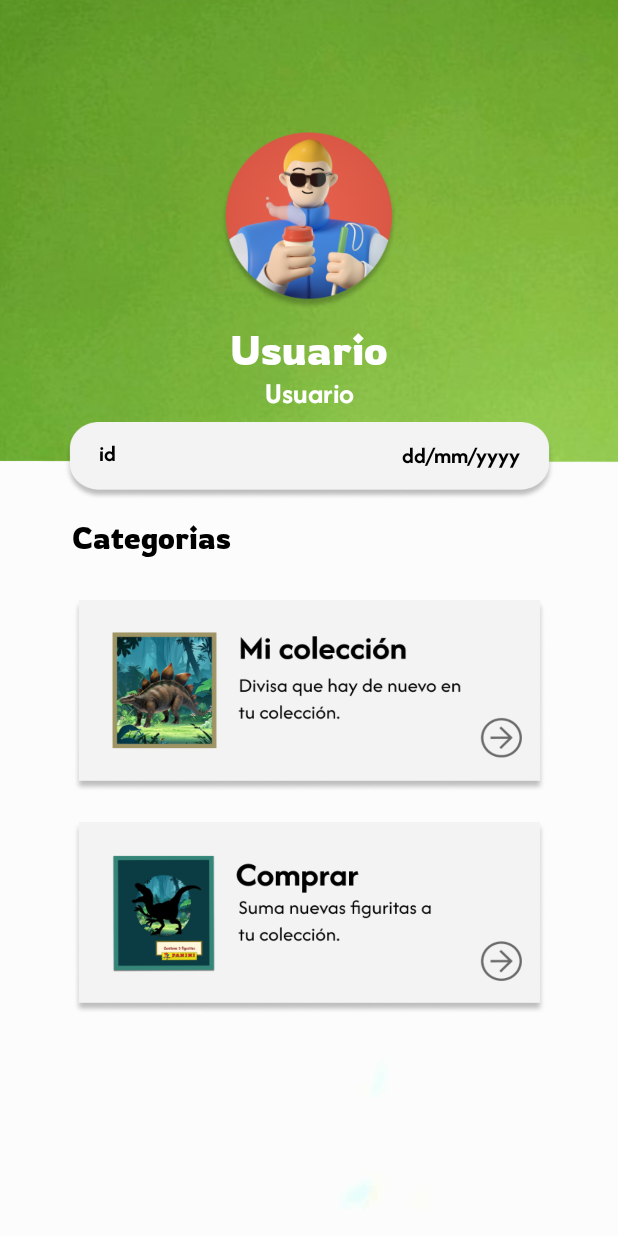
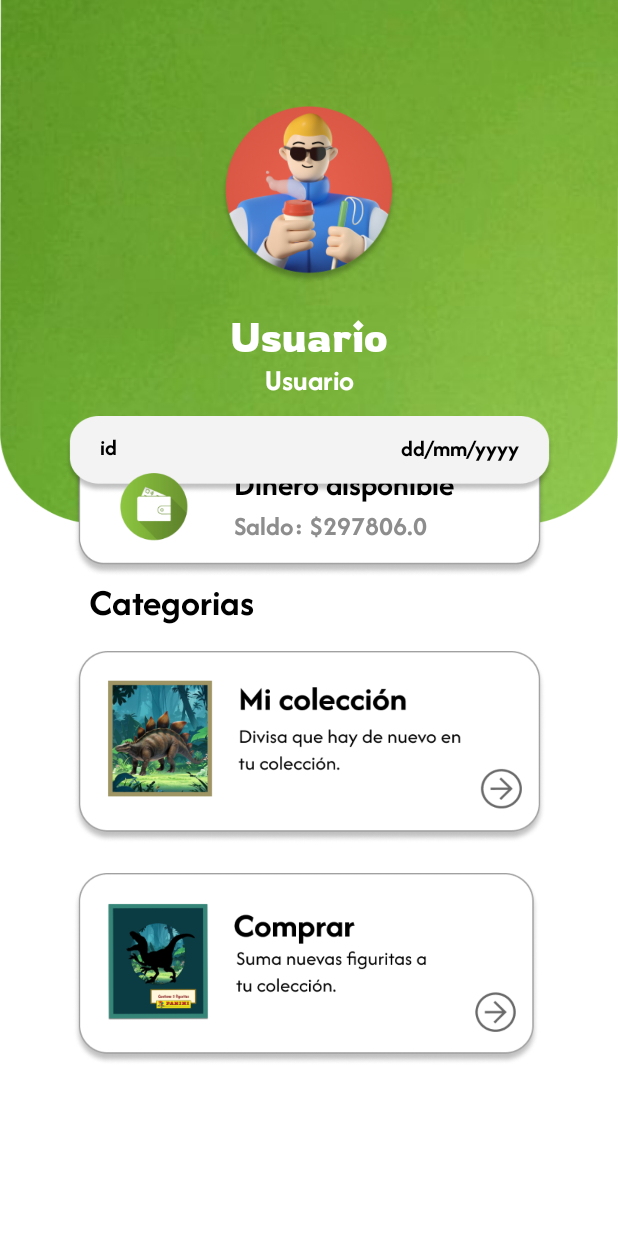
Before and after one commit to RocioDanielaVera/MyDinoStickersCollection2-PM, an Android app: the layout activity_home.xml on its own in the app's theme, with its tools: preview values and no code run, on a phone screen of 412 x 824 dp. Run offline under Robolectric (Android 15) with nearby library versions, the light colour scheme and no system bars.

Commit message:
Actualizacion en el layout activity home para mostrar el saldo actual correctamente

```diff
--- a/app/src/main/java/com/example/mydinostickerscollection2/HomeActivity.kt
+++ b/app/src/main/java/com/example/mydinostickerscollection2/HomeActivity.kt
@@ -22,8 +22,9 @@ class HomeActivity : AppCompatActivity() {
     }
     fun initUserInformation(usuario: User?){
         binding.tvUsername.text = buildString { append("Hola, ${usuario?.nickName}" ) }
-        binding.tvUserid.text = buildString { append("$${usuario?.money}") }
+        binding.tvUserid.text = buildString { append("${usuario?.id}") }
         binding.tvUserdate.text = buildString { append(usuario?.createdDate) }
+        binding.tvUserMoney.text = buildString { append("Saldo: $ ${usuario?.money}") }
         binding.tvFullname.text = buildString { append("${usuario?.name} ${usuario?.surname}") }
     }
 
--- a/app/src/main/java/com/example/mydinostickerscollection2/repositories/StickersRepository.kt
+++ b/app/src/main/java/com/example/mydinostickerscollection2/repositories/StickersRepository.kt
@@ -357,8 +357,5 @@ object StickersRepository {
         }while (position != totalFiguritas)
         return stickerPack
     }
-    fun getTotalPrice(total:Int):Double{
-        val list = getRandomPackOfStickersByTotal(total)
-        return 1000.0 * (list.size / 5)
-    }
+
 }
--- a/app/src/main/res/layout/activity_home.xml
+++ b/app/src/main/res/layout/activity_home.xml
@@ -5,21 +5,33 @@
     android:id="@+id/main"
     android:layout_width="match_parent"
     android:layout_height="match_parent"
-    android:background="@drawable/bkg_home_activity"
+    android:background="@color/white"
     tools:context=".HomeActivity">
 
     <ImageView
+        android:id="@+id/imageView5"
+        android:layout_width="match_parent"
+        android:layout_height="350dp"
+        android:background="@drawable/bkg_user_header"
+
+        app:layout_constraintEnd_toEndOf="parent"
+        app:layout_constraintHorizontal_bias="0.0"
+        app:layout_constraintStart_toStartOf="parent"
+        app:layout_constraintTop_toTopOf="parent" />
+
+    <ImageView
         android:id="@+id/bkg_userphoto"
-        android:layout_width="150dp"
+        android:layout_width="130dp"
         android:layout_height="119dp"
-        android:layout_marginBottom="1dp"
+        android:layout_marginBottom="10dp"
         app:layout_constraintBottom_toTopOf="@+id/tv_username"
         app:layout_constraintEnd_toEndOf="parent"
         app:layout_constraintHorizontal_bias="0.498"
         app:layout_constraintStart_toStartOf="parent"
-        app:layout_constraintTop_toTopOf="parent"
+        app:layout_constraintTop_toTopOf="@+id/guideline8"
         app:layout_constraintVertical_chainStyle="packed"
-        app:srcCompat="@drawable/img_user_default" />
+        app:srcCompat="@drawable/img_user_default"
+        tools:ignore="ContentDescription" />
 
     <TextView
         android:id="@+id/tv_username"
@@ -33,38 +45,38 @@
         app:layout_constraintBottom_toTopOf="@+id/tv_fullname"
         app:layout_constraintEnd_toEndOf="parent"
         app:layout_constraintStart_toStartOf="parent"
-        app:layout_constraintTop_toBottomOf="@+id/bkg_userphoto" />
+        app:layout_constraintTop_toBottomOf="@+id/bkg_userphoto"
+        tools:ignore="TextSizeCheck,TextContrastCheck" />
 
     <TextView
         android:id="@+id/tv_fullname"
         android:layout_width="217dp"
         android:layout_height="28dp"
+
         android:fontFamily="@font/afacad_bold"
-        android:layout_marginBottom="5dp"
         android:gravity="center"
+        android:text="@string/usuario"
         android:textColor="@color/white"
         android:textSize="20sp"
-        android:text="@string/usuario"
         app:layout_constraintBottom_toTopOf="@+id/iv_bkg_date"
         app:layout_constraintEnd_toEndOf="parent"
         app:layout_constraintStart_toStartOf="parent"
-        app:layout_constraintTop_toBottomOf="@+id/tv_username" />
+        app:layout_constraintTop_toBottomOf="@+id/tv_username"
+        tools:ignore="TextSizeCheck,TextContrastCheck" />
 
     <TextView
         android:id="@+id/tv_category"
         android:layout_width="150dp"
         android:layout_height="33dp"
-        android:layout_marginTop="8dp"
-        android:layout_marginBottom="25dp"
-        android:fontFamily="@font/rowdies_regular"
+        android:layout_marginBottom="16dp"
+        android:fontFamily="@font/afacad_bold"
         android:text="@string/categorias1"
         android:textColor="@color/black"
-        android:textSize="20sp"
+        android:textSize="25sp"
         app:layout_constraintBottom_toTopOf="@+id/button_collection"
         app:layout_constraintEnd_toEndOf="parent"
-        app:layout_constraintHorizontal_bias="0.183"
+        app:layout_constraintHorizontal_bias="0.226"
         app:layout_constraintStart_toStartOf="parent"
-        app:layout_constraintTop_toBottomOf="@+id/iv_bkg_date"
         tools:ignore="TextSizeCheck" />
 
     <androidx.appcompat.widget.AppCompatButton
@@ -72,40 +84,84 @@
         android:layout_width="315dp"
         android:layout_height="128dp"
         android:layout_marginBottom="20dp"
-        android:background="@drawable/bkg_button_mycollection"
+        android:background="@drawable/bkg_button_collection"
         app:layout_constraintBottom_toTopOf="@+id/btn_purchase"
         app:layout_constraintEnd_toEndOf="parent"
+
         app:layout_constraintStart_toStartOf="parent"
-        app:layout_constraintTop_toBottomOf="@+id/tv_category"
         tools:ignore="SpeakableTextPresentCheck" />
+
+    <ImageView
+        android:id="@+id/imageView7"
+        android:layout_width="315dp"
+        android:layout_height="85dp"
+        android:background="@drawable/bkg_user_money_tab"
+        app:layout_constraintBottom_toTopOf="@+id/tv_category"
+        app:layout_constraintEnd_toEndOf="parent"
+        app:layout_constraintStart_toStartOf="parent"
+        app:layout_constraintTop_toBottomOf="@+id/imageView5"
+        app:layout_constraintVertical_bias="1.0"
+        tools:ignore="ContentDescription" />
+
+    <TextView
+        android:id="@+id/textView000"
+        android:layout_width="180dp"
+        android:layout_height="30dp"
+        android:layout_marginEnd="28dp"
+        android:fontFamily="@font/afacad_bold"
+        android:text="@string/dinero_disponible"
+        android:textColor="@color/black"
+        android:textSize="21sp"
+        app:layout_constraintBottom_toTopOf="@+id/tv_user_money"
+        app:layout_constraintEnd_toEndOf="@+id/imageView7"
+        app:layout_constraintTop_toTopOf="@+id/imageView7"
+        app:layout_constraintVertical_bias="1.0"
+        tools:ignore="TextSizeCheck,VisualLintOverlap" />
+
+    <TextView
+        android:id="@+id/tv_user_money"
+        android:layout_width="180dp"
+        android:layout_height="30dp"
+        android:layout_marginEnd="28dp"
+        android:layout_marginBottom="16dp"
+        android:fontFamily="@font/afacad_bold"
+        android:textColor="#8E8D8D"
+        android:textSize="18sp"
+        app:layout_constraintBottom_toBottomOf="@+id/imageView7"
+        app:layout_constraintEnd_toEndOf="@+id/imageView7"
+        app:layout_constraintHorizontal_bias="1.0"
+        app:layout_constraintStart_toEndOf="@+id/imageView6"
+        tools:text="Saldo: $297806.0" />
 
     <androidx.appcompat.widget.AppCompatButton
         android:id="@+id/btn_purchase"
         android:layout_width="315dp"
         android:layout_height="128dp"
-        android:layout_marginBottom="60dp"
-        android:background="@drawable/bkg_button_buy"
-        app:layout_constraintBottom_toBottomOf="parent"
+        android:layout_marginBottom="40dp"
+
+        android:background="@drawable/bkg_button_purchase"
+
+        app:layout_constraintBottom_toTopOf="@+id/guideline5"
         app:layout_constraintEnd_toEndOf="parent"
         app:layout_constraintStart_toStartOf="parent"
-        app:layout_constraintTop_toBottomOf="@+id/button_collection"
         tools:ignore="SpeakableTextPresentCheck" />
-
 
     <ImageView
         android:id="@+id/iv_bkg_date"
         android:layout_width="327dp"
         android:layout_height="52dp"
+        android:layout_marginTop="10dp"
         android:background="@drawable/tab_date_id_bkg"
-        app:layout_constraintBottom_toTopOf="@+id/tv_category"
+        app:layout_constraintBottom_toBottomOf="@+id/imageView5"
         app:layout_constraintEnd_toEndOf="parent"
         app:layout_constraintStart_toStartOf="parent"
-        app:layout_constraintTop_toBottomOf="@+id/tv_fullname" />
+        app:layout_constraintTop_toBottomOf="@+id/tv_fullname"
+        tools:ignore="ContentDescription" />
 
     <TextView
         android:id="@+id/tv_userid"
-        android:layout_width="84dp"
-        android:layout_height="26dp"
+        android:layout_width="82dp"
+        android:layout_height="23dp"
         android:layout_marginStart="3dp"
         android:layout_marginEnd="30dp"
         android:layout_marginBottom="5dp"
@@ -119,7 +175,9 @@
         app:layout_constraintHorizontal_bias="0.5"
         app:layout_constraintStart_toEndOf="@+id/iv_bkg_date"
         app:layout_constraintStart_toStartOf="@+id/iv_bkg_date"
-        app:layout_constraintTop_toTopOf="@+id/iv_bkg_date" />
+        app:layout_constraintTop_toTopOf="@+id/iv_bkg_date"
+        app:layout_constraintVertical_bias="0.476"
+        tools:ignore="VisualLintOverlap" />
 
     <TextView
         android:id="@+id/tv_userdate"
@@ -139,7 +197,32 @@
         tools:ignore="TextSizeCheck" />
 
 
+    <ImageView
+        android:id="@+id/imageView6"
+        android:layout_width="60dp"
+        android:layout_height="60dp"
+        android:background="@drawable/img_money_icon"
+        app:layout_constraintBottom_toBottomOf="@+id/imageView7"
+        app:layout_constraintEnd_toStartOf="@+id/textView000"
+        app:layout_constraintHorizontal_bias="0.489"
+        app:layout_constraintStart_toStartOf="@+id/imageView7"
+        app:layout_constraintTop_toTopOf="@+id/imageView7"
+        app:layout_constraintVertical_bias="0.32"
+        tools:ignore="ContentDescription" />
 
+    <androidx.constraintlayout.widget.Guideline
+        android:id="@+id/guideline5"
+        android:layout_width="wrap_content"
+        android:layout_height="wrap_content"
+        android:orientation="horizontal"
+        app:layout_constraintGuide_percent="0.91" />
+
+    <androidx.constraintlayout.widget.Guideline
+        android:id="@+id/guideline8"
+        android:layout_width="wrap_content"
+        android:layout_height="wrap_content"
+        android:orientation="horizontal"
+        app:layout_constraintGuide_percent="0.06" />
 
 
 </androidx.constraintlayout.widget.ConstraintLayout>
--- a/app/src/main/res/values/strings.xml
+++ b/app/src/main/res/values/strings.xml
@@ -36,4 +36,5 @@
     <string name="velociraptor_description">Velociraptor es un carnívoro bípedo, con una cola larga y rígida, y unas garras grandes con forma de hoz en cada pata, que probablemente le facilitaba el matar a sus presas.</string>
     <string name="fondo_del_sticker_en_un_verde_degradado">Fondo del sticker en un verde degradado</string>
     <string name="tu_colecci_n">Tu colección</string>
+    <string name="dinero_disponible">Dinero disponible</string>
 </resources>
```
Also changed, not shown: app/src/main/java/com/example/mydinostickerscollection2/paymethods/Visa.kt (+0 -12 lines), app/src/main/res/drawable/bkg_button_collection.png (added), app/src/main/res/drawable/bkg_button_purchase.png (added), app/src/main/res/drawable/bkg_user_money_tab.png (added), app/src/main/res/drawable/img_money_icon.png (added).
